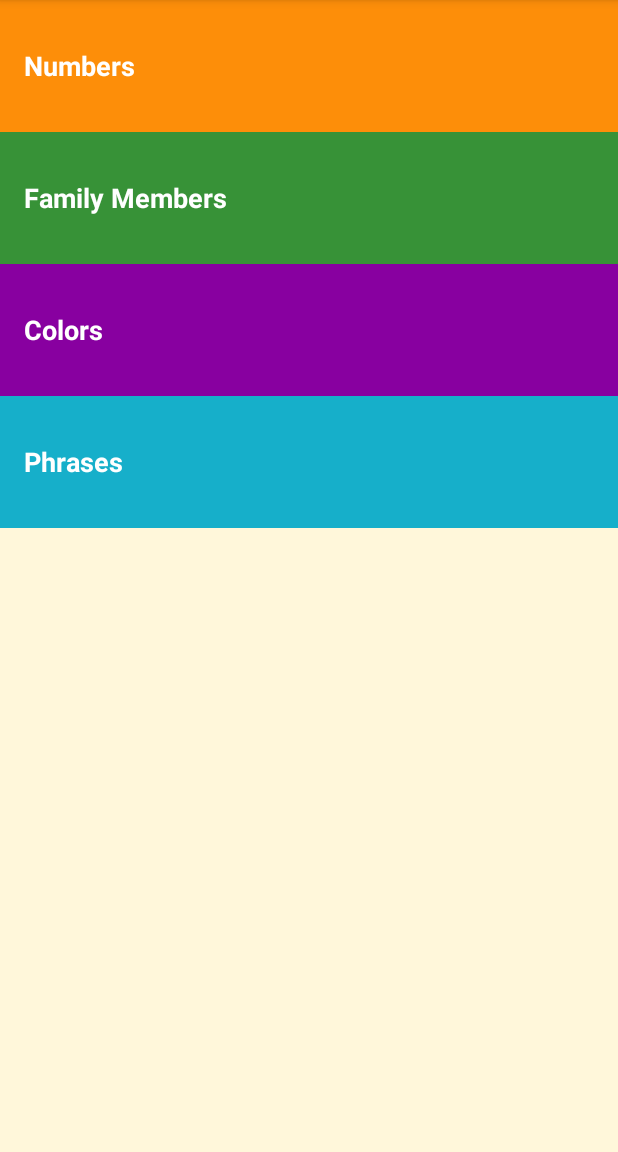
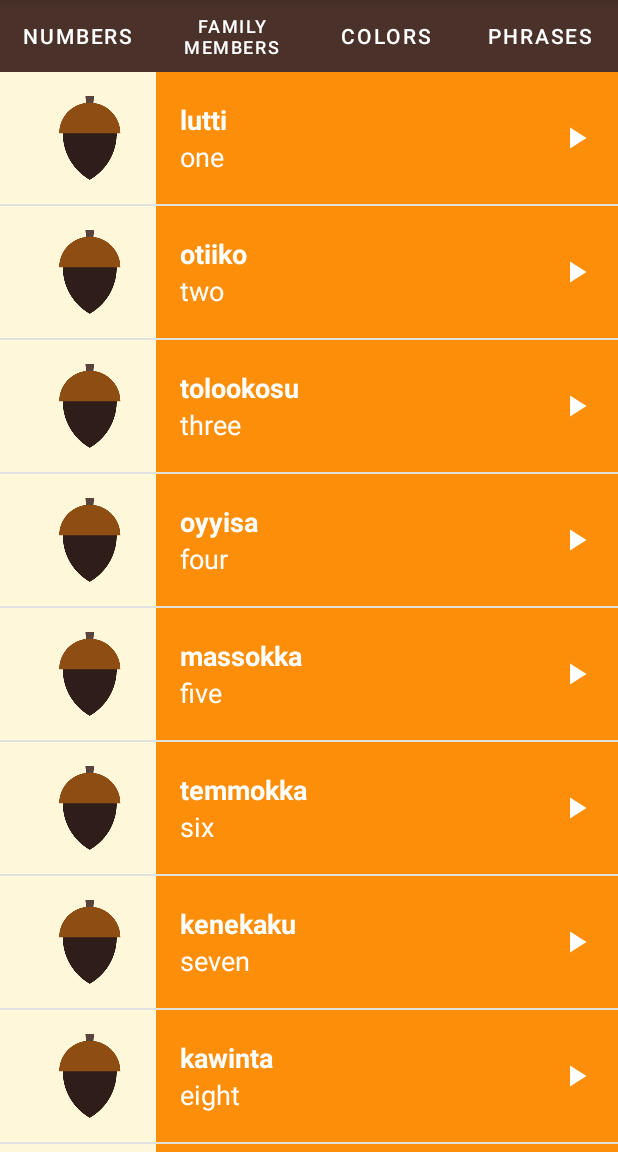
Before and after one commit to Arsonist-Cook/Desenvolvimento-Android_Trilha-Basica, an Android app: the screen it shows after launch (MainActivity), on a phone screen of 412 x 824 dp, the part 84-1236 px from its top. Run offline under Robolectric (Android 15) with nearby library versions, the phone set to English and light mode, and no system bars; 1 statement that could not run was skipped.

Commit message:
Add ViewPager, Some Code refactoring

```diff
--- /dev/null
+++ b/Multiscreen Apps/Miwok/app/src/main/java/com/example/android/miwok/FamilyFragment.kt
@@ -0,0 +1,35 @@
+package com.example.android.miwok
+
+class FamilyFragment (title:CharSequence)  : MiwokFragment(title) {
+    override val contentList: ArrayList<Word>
+        get() = arrayListOf(Word("father", "әpә", R.drawable.family_father, R.raw.family_father),
+            Word("mother", "әṭa", R.drawable.family_mother, R.raw.family_mother),
+            Word("son", "angsi", R.drawable.family_son, R.raw.family_son),
+            Word("daughter", "tune", R.drawable.family_daughter, R.raw.family_daughter),
+            Word("older brother",
+                "taachi",
+                R.drawable.family_older_brother,
+                R.raw.family_older_brother),
+            Word("younger brother",
+                "chalitti",
+                R.drawable.family_younger_brother,
+                R.raw.family_younger_brother),
+            Word("older sister",
+                "teṭe",
+                R.drawable.family_older_sister,
+                R.raw.family_older_sister),
+            Word("younger sister",
+                "kolliti",
+                R.drawable.family_younger_sister,
+                R.raw.family_younger_sister),
+            Word("grandmother",
+                "ama",
+                R.drawable.family_grandmother,
+                R.raw.family_grandmother),
+            Word("grandfather",
+                "paapa",
+                R.drawable.family_grandfather,
+                R.raw.family_grandfather))
+    override val colorCategory: Int
+        get() = R.color.category_family
+}
--- a/Multiscreen Apps/Miwok/app/src/main/java/com/example/android/miwok/MainActivity.kt
+++ b/Multiscreen Apps/Miwok/app/src/main/java/com/example/android/miwok/MainActivity.kt
@@ -3,7 +3,11 @@ package com.example.android.miwok
 import android.content.Intent
 import androidx.appcompat.app.AppCompatActivity
 import android.os.Bundle
+import android.util.Log
 import android.view.View
+import androidx.core.view.get
+import androidx.viewpager.widget.ViewPager
+import com.google.android.material.tabs.TabLayout
 import kotlin.reflect.KClass
 import kotlin.reflect.KClassifier
 
@@ -11,27 +15,16 @@ class MainActivity : AppCompatActivity() {
     override fun onCreate(savedInstanceState: Bundle?) {
         super.onCreate(savedInstanceState)
         setContentView(R.layout.activity_main)
-
+        val viewPager: ViewPager = findViewById<ViewPager>(R.id.vp_navigation_host).apply {
+            adapter = ViewPagerAdapter(supportFragmentManager,
+                arrayListOf(NumbersFragment(getText(R.string.category_numbers)),
+                            FamilyFragment(getText(R.string.category_family)),
+                            ColorsFragment(getText(R.string.category_colors)),
+                            PhrasesFragment(getText(R.string.category_phrases))))
+        }
+        val tabLayout: TabLayout = findViewById<TabLayout>(R.id.tl_navigation_host).apply {
+            setupWithViewPager(viewPager)
+        }
+        Log.w("Resources", resources.getText(R.string.category_numbers).toString())
     }
-
-    fun showNumbers(view: View) {
-        val intent: Intent = Intent(this, NumbersActivity::class.java)
-        startActivity(intent)
-    }
-
-    fun showFamily(view: View) {
-        val intent: Intent = Intent(this, FamilyActivity::class.java)
-        startActivity(intent)
-    }
-
-    fun showColors(view: View) {
-        val intent: Intent = Intent(this, ColorsActivity::class.java)
-        startActivity(intent)
-    }
-
-    fun showPhrases(view: View) {
-        val intent: Intent = Intent(this, PhrasesActivity::class.java)
-        startActivity(intent)
-    }
-
 }
--- /dev/null
+++ b/Multiscreen Apps/Miwok/app/src/main/java/com/example/android/miwok/MiwokFragment.kt
@@ -0,0 +1,85 @@
+package com.example.android.miwok
+
+import android.app.Service
+import android.content.Context
+import android.media.AudioFocusRequest
+import android.media.AudioManager
+import android.media.MediaPlayer
+import android.os.Bundle
+import android.view.LayoutInflater
+import android.view.View
+import android.view.ViewGroup
+import android.widget.AdapterView
+import android.widget.ListView
+import androidx.fragment.app.Fragment
+
+abstract class MiwokFragment(val title:CharSequence) : Fragment() {
+    abstract val contentList: ArrayList<Word>
+    abstract val colorCategory: Int
+
+
+    private var mediaPlayer: MediaPlayer? = null
+
+    private val audioManager: AudioManager by lazy {
+        activity?.getSystemService(Service.AUDIO_SERVICE) as AudioManager
+    }
+
+    private val onChangeFocusChangeListener: AudioManager.OnAudioFocusChangeListener =
+        AudioManager.OnAudioFocusChangeListener { focusChange ->
+            if (focusChange == AudioManager.AUDIOFOCUS_LOSS_TRANSIENT || focusChange == AudioManager.AUDIOFOCUS_LOSS_TRANSIENT_CAN_DUCK) {
+                mediaPlayer?.pause()
+                mediaPlayer?.seekTo(0)
+            } else if (focusChange == AudioManager.AUDIOFOCUS_GAIN) {
+                mediaPlayer?.start()
+            } else if (focusChange == AudioManager.AUDIOFOCUS_LOSS) {
+                mediaPlayer?.release()
+            }
+        }
+
+
+    override fun onCreateView(
+        inflater: LayoutInflater,
+        container: ViewGroup?,
+        savedInstanceState: Bundle?,
+    ): View? {
+        return inflater.inflate(R.layout.miwok_fragment, container, false).apply {
+            val listView: ListView = findViewById<ListView>(R.id.list).apply {
+                adapter = WordAdapter(rootView.context, contentList, colorCategory)
+
+                onItemClickListener = AdapterView.OnItemClickListener() { adapterView: AdapterView<*>, view1: View, i: Int, l: Long ->
+
+                    val word: Word = adapterView.getItemAtPosition(i) as Word
+
+                    releaseMediaPlayer()
+
+                    val requestFocusResult = if (android.os.Build.VERSION.SDK_INT < android.os.Build.VERSION_CODES.O) {
+                        audioManager.requestAudioFocus(onChangeFocusChangeListener,
+                            AudioManager.STREAM_MUSIC,
+                            AudioManager.AUDIOFOCUS_GAIN_TRANSIENT)
+                    }else{
+                        val focusRequest = AudioFocusRequest.Builder(AudioManager.STREAM_MUSIC).build()
+                        audioManager.requestAudioFocus(focusRequest)
+                    }
+                    if (requestFocusResult == AudioManager.AUDIOFOCUS_REQUEST_GRANTED) {
+                        mediaPlayer = MediaPlayer.create(rootView.context, word.audioResourceId)
+                        mediaPlayer?.setOnCompletionListener { releaseMediaPlayer() }
+                        mediaPlayer?.start()
+                    }
+                }
+            }
+        }
+    }
+
+    private fun releaseMediaPlayer() {
+        mediaPlayer?.release()
+        mediaPlayer = null
+    }
+
+
+    override fun onStop() {
+        releaseMediaPlayer()
+        super.onStop()
+        activity
+    }
+
+}
--- /dev/null
+++ b/Multiscreen Apps/Miwok/app/src/main/java/com/example/android/miwok/NumbersFragment.kt
@@ -0,0 +1,24 @@
+package com.example.android.miwok
+
+import android.content.Context
+import android.content.res.AssetManager
+
+class NumbersFragment( title:CharSequence) : MiwokFragment(title) {
+
+
+    override val contentList: ArrayList<Word>
+        get() = arrayListOf(
+            Word("one", "lutti", R.drawable.number_one, R.raw.number_one),
+            Word("two", "otiiko", R.drawable.number_two, R.raw.number_two),
+            Word("three", "tolookosu", R.drawable.number_three, R.raw.number_three),
+            Word("four", "oyyisa", R.drawable.number_four, R.raw.number_four),
+            Word("five", "massokka", R.drawable.number_five, R.raw.number_five),
+            Word("six", "temmokka", R.drawable.number_six, R.raw.number_six),
+            Word("seven", "kenekaku", R.drawable.number_seven, R.raw.number_seven),
+            Word("eight", "kawinta", R.drawable.number_eight, R.raw.number_eight),
+            Word("nine", "wo’e", R.drawable.number_nine, R.raw.number_nine),
+            Word("ten", "na’aacha", R.drawable.number_ten, R.raw.number_ten))
+    override val colorCategory: Int
+        get() = R.color.category_numbers
+
+}
--- /dev/null
+++ b/Multiscreen Apps/Miwok/app/src/main/java/com/example/android/miwok/ViewPagerAdapter.kt
@@ -0,0 +1,20 @@
+package com.example.android.miwok
+
+import androidx.fragment.app.Fragment
+import androidx.fragment.app.FragmentManager
+import androidx.fragment.app.FragmentPagerAdapter
+
+class ViewPagerAdapter(fragmentManager:FragmentManager, val fragments: List<MiwokFragment>): FragmentPagerAdapter(fragmentManager,FragmentPagerAdapter.BEHAVIOR_RESUME_ONLY_CURRENT_FRAGMENT) {
+
+    override fun getCount(): Int {
+        return fragments.size
+    }
+
+    override fun getItem(position: Int): Fragment {
+        return fragments[position]
+    }
+
+    override fun getPageTitle(position: Int): CharSequence? {
+        return fragments[position].title
+    }
+}
--- a/Multiscreen Apps/Miwok/app/src/main/res/layout/activity_main.xml
+++ b/Multiscreen Apps/Miwok/app/src/main/res/layout/activity_main.xml
@@ -3,36 +3,22 @@
     xmlns:tools="http://schemas.android.com/tools"
     android:layout_width="match_parent"
     android:layout_height="match_parent"
-    android:background="@color/tan_background"
+    xmlns:app="http://schemas.android.com/apk/res-auto"
     android:orientation="vertical"
+
     tools:context=".MainActivity">
 
-    <TextView
-        android:id="@+id/numbers"
-        style="@style/CategoryStyle"
-        android:background="@color/category_numbers"
-        android:text="@string/category_numbers"
-        android:onClick="showNumbers"/>
+    <com.google.android.material.tabs.TabLayout
+        android:id="@+id/tl_navigation_host"
+        android:layout_width="match_parent"
+        android:layout_height="wrap_content"
+        android:background="@color/primary_color"
+        app:tabTextColor="@color/design_default_color_on_primary"
+        app:tabMode="fixed"/>
 
-    <TextView
-        android:id="@+id/family"
-        style="@style/CategoryStyle"
-        android:background="@color/category_family"
-        android:text="@string/category_family"
-        android:onClick="showFamily"/>
-
-    <TextView
-        android:id="@+id/colors"
-        style="@style/CategoryStyle"
-        android:background="@color/category_colors"
-        android:text="@string/category_colors"
-        android:onClick="showColors"/>
-
-    <TextView
-        android:id="@+id/phrases"
-        style="@style/CategoryStyle"
-        android:background="@color/category_phrases"
-        android:text="@string/category_phrases"
-        android:onClick="showPhrases"/>
+    <androidx.viewpager.widget.ViewPager
+        android:id="@+id/vp_navigation_host"
+        android:layout_width="match_parent"
+        android:layout_height="wrap_content" />
 
 </LinearLayout>
--- a/Multiscreen Apps/Miwok/app/src/main/res/layout/activity_phrases.xml
+++ b/Multiscreen Apps/Miwok/app/src/main/res/layout/miwok_fragment.xml
@@ -1,7 +1,5 @@
 <?xml version="1.0" encoding="utf-8"?>
 <ListView xmlns:android="http://schemas.android.com/apk/res/android"
-    xmlns:tools="http://schemas.android.com/tools"
     android:id="@+id/list"
     android:layout_width="match_parent"
-    android:layout_height="match_parent"
-    tools:context=".PhrasesActivity" />
+    android:layout_height="match_parent" />
--- a/Multiscreen Apps/Miwok/app/src/main/res/values/strings.xml
+++ b/Multiscreen Apps/Miwok/app/src/main/res/values/strings.xml
@@ -12,4 +12,5 @@
 
     <!-- Category name for the vocabulary words for family members [CHAR LIMIT=20] -->
     <string name="category_family">Family Members</string>
+
 </resources>
```
Also changed, not shown: Multiscreen Apps/Miwok/app/src/main/AndroidManifest.xml (+0 -33 lines), Multiscreen Apps/Miwok/app/src/main/java/com/example/android/miwok/ColorsActivity.kt (deleted, +0 -85 lines), Multiscreen Apps/Miwok/app/src/main/java/com/example/android/miwok/ColorsFragment.kt (added, +21 -0 lines), Multiscreen Apps/Miwok/app/src/main/java/com/example/android/miwok/FamilyActivity.kt (deleted, +0 -97 lines), Multiscreen Apps/Miwok/app/src/main/java/com/example/android/miwok/NumbersActivity.kt (deleted, +0 -83 lines), Multiscreen Apps/Miwok/app/src/main/java/com/example/android/miwok/PhrasesActivity.kt (deleted, +0 -109 lines), Multiscreen Apps/Miwok/app/src/main/java/com/example/android/miwok/PhrasesFragment.kt (added, +50 -0 lines), Multiscreen Apps/Miwok/app/src/main/res/layout/activity_colors.xml (deleted, +0 -7 lines), Multiscreen Apps/Miwok/app/src/main/res/layout/activity_family.xml (deleted, +0 -7 lines), Multiscreen Apps/Miwok/app/src/main/res/layout/activity_numbers.xml (deleted, +0 -7 lines).
